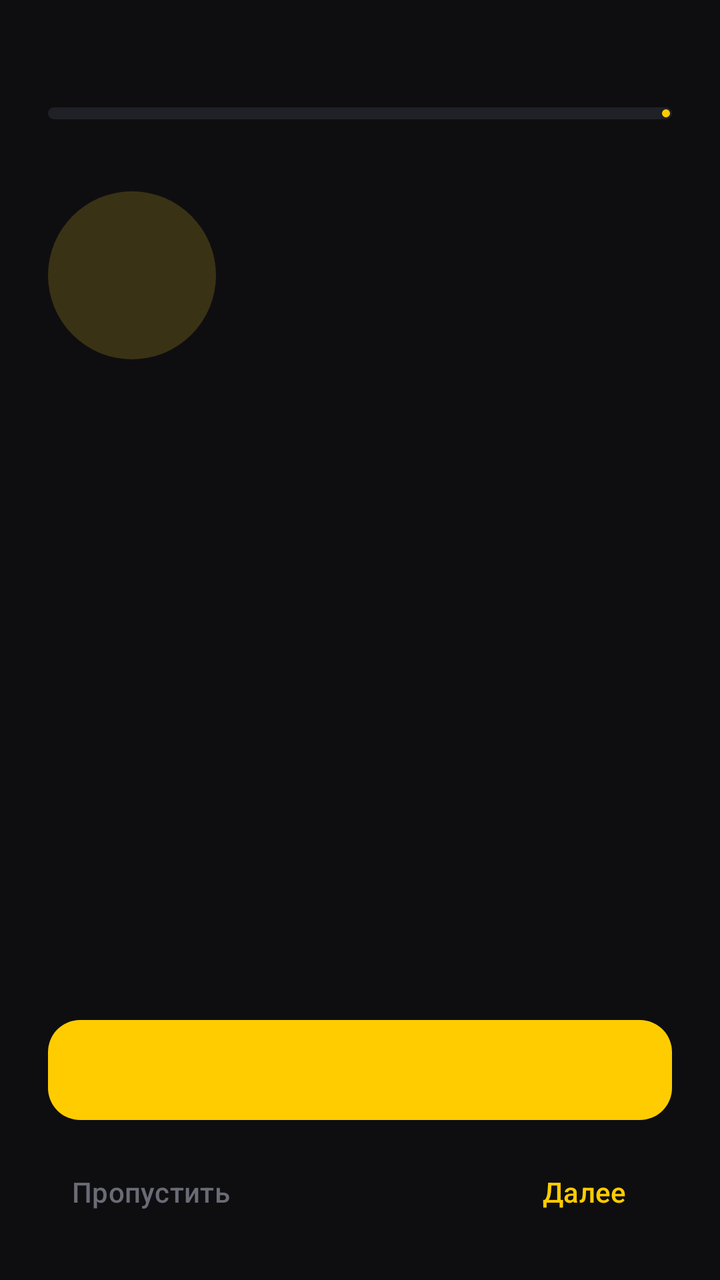
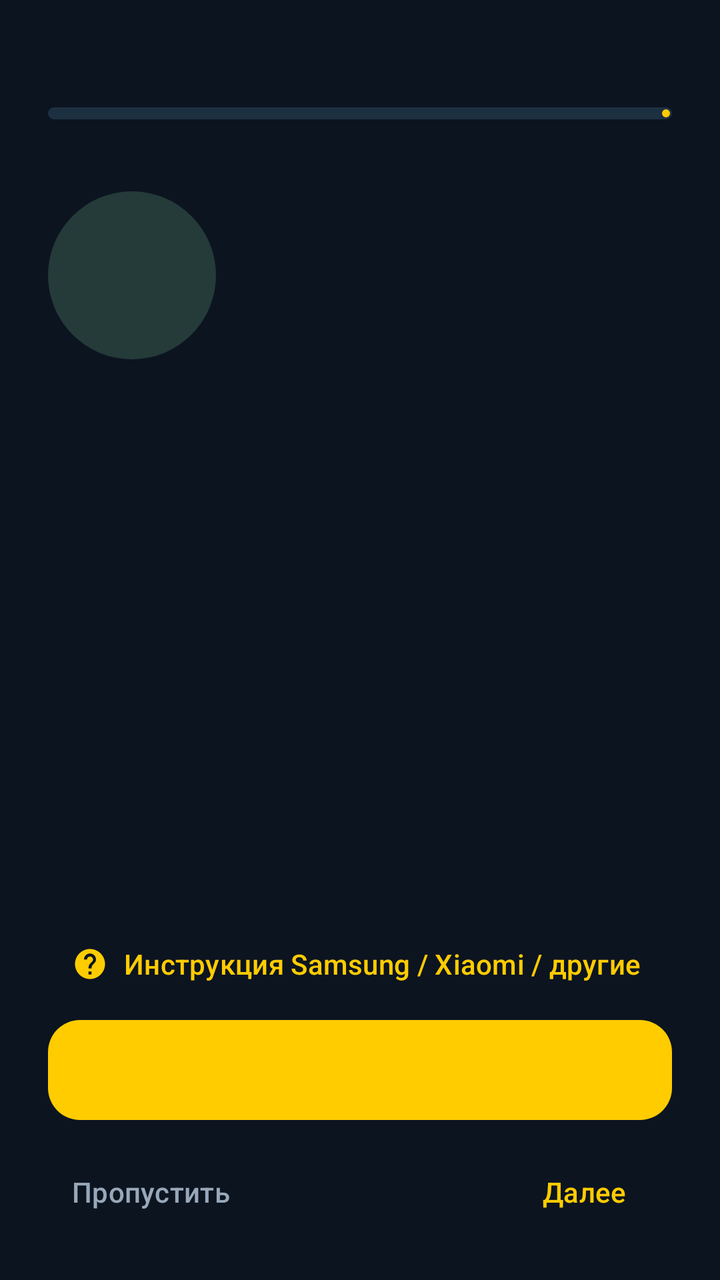

The first picture is an Android layout as it rendered before a commit; the second is the same layout after the commit. The layout source and the unified diff follow.
<!-- AndroidManifest.xml: application theme Theme.TaxiRadar -->
<!-- res/layout/activity_setup_wizard.xml -->
<?xml version="1.0" encoding="utf-8"?>
<LinearLayout xmlns:android="http://schemas.android.com/apk/res/android"
    xmlns:app="http://schemas.android.com/apk/res-auto"
    android:layout_width="match_parent"
    android:layout_height="match_parent"
    android:background="@color/tr_bg"
    android:orientation="vertical"
    android:paddingHorizontal="24dp"
    android:paddingTop="28dp"
    android:paddingBottom="20dp">

    <TextView
        android:id="@+id/tvWizardStep"
        style="@style/TaxiRadar.Caption"
        android:layout_width="wrap_content"
        android:layout_height="wrap_content" />

    <com.google.android.material.progressindicator.LinearProgressIndicator
        android:id="@+id/progressWizard"
        android:layout_width="match_parent"
        android:layout_height="wrap_content"
        android:layout_marginTop="8dp"
        app:indicatorColor="@color/tr_accent"
        app:trackColor="@color/tr_surface_high"
        app:trackCornerRadius="4dp"
        app:trackThickness="6dp" />

    <ScrollView
        android:layout_width="match_parent"
        android:layout_height="0dp"
        android:layout_weight="1">

        <LinearLayout
            android:layout_width="match_parent"
            android:layout_height="wrap_content"
            android:orientation="vertical"
            android:paddingTop="36dp">

            <ImageView
                android:id="@+id/ivWizardIcon"
                android:layout_width="84dp"
                android:layout_height="84dp"
                android:background="@drawable/bg_status_dot"
                android:backgroundTint="@color/tr_accent_container"
                android:contentDescription="@null"
                android:padding="20dp"
                app:tint="@color/tr_accent" />

            <TextView
                android:id="@+id/tvWizardTitle"
                android:layout_width="wrap_content"
                android:layout_height="wrap_content"
                android:layout_marginTop="24dp"
                android:textColor="@color/tr_text"
                android:textSize="24sp"
                android:textStyle="bold" />

            <TextView
                android:id="@+id/tvWizardText"
                android:layout_width="match_parent"
                android:layout_height="wrap_content"
                android:layout_marginTop="12dp"
                android:lineSpacingExtra="5dp"
                android:textColor="@color/tr_text_secondary"
                android:textSize="16sp" />

            <TextView
                android:id="@+id/tvWizardDone"
                android:layout_width="wrap_content"
                android:layout_height="wrap_content"
                android:layout_marginTop="16dp"
                android:text="@string/wiz_step_done"
                android:textColor="@color/tr_success"
                android:textSize="16sp"
                android:textStyle="bold"
                android:visibility="gone" />
        </LinearLayout>
    </ScrollView>

    <com.google.android.material.button.MaterialButton
        android:id="@+id/btnWizardAction"
        style="@style/TaxiRadar.Button"
        android:layout_width="match_parent"
        android:layout_height="wrap_content"
        android:minHeight="58dp" />

    <com.google.android.material.button.MaterialButton
        android:id="@+id/btnWizardAction2"
        style="@style/TaxiRadar.Button.Outlined"
        android:layout_width="match_parent"
        android:layout_height="wrap_content"
        android:layout_marginTop="8dp"
        android:visibility="gone" />

    <LinearLayout
        android:layout_width="match_parent"
        android:layout_height="wrap_content"
        android:layout_marginTop="8dp"
        android:orientation="horizontal">

        <com.google.android.material.button.MaterialButton
            android:id="@+id/btnWizardSkip"
            style="@style/Widget.Material3.Button.TextButton"
            android:layout_width="wrap_content"
            android:layout_height="wrap_content"
            android:text="@string/wiz_skip"
            android:textColor="@color/tr_text_muted" />

        <Space
            android:layout_width="0dp"
            android:layout_height="0dp"
            android:layout_weight="1" />

        <com.google.android.material.button.MaterialButton
            android:id="@+id/btnWizardNext"
            style="@style/Widget.Material3.Button.TextButton"
            android:layout_width="wrap_content"
            android:layout_height="wrap_content"
            android:text="@string/wiz_next"
            android:textColor="@color/tr_accent" />
    </LinearLayout>
</LinearLayout>
<!-- resources referenced by this layout -->
<resources>
  <color name="tr_accent">#FFCC00</color>
  <color name="tr_accent_container">#3A3214</color>
  <color name="tr_bg">#0E0E11</color>
  <color name="tr_success">#22C55E</color>
  <color name="tr_surface_high">#202027</color>
  <color name="tr_text">#F4F4F6</color>
  <color name="tr_text_muted">#6B6B76</color>
  <color name="tr_text_secondary">#9A9AA5</color>
  <!-- drawable bg_status_dot (drawable) -->
  <?xml version="1.0" encoding="utf-8"?>
  <shape xmlns:android="http://schemas.android.com/apk/res/android"
      android:shape="oval">
      <solid android:color="#FFFFFFFF" />
  </shape>
  <string name="wiz_next">Далее</string>
  <string name="wiz_skip">Пропустить</string>
  <string name="wiz_step_done">✓ Готово</string>
  <style name="TaxiRadar.Button" parent="Widget.Material3.Button">
          <item name="cornerRadius">16dp</item>
          <item name="android:minHeight">52dp</item>
          <item name="android:textSize">15sp</item>
          <item name="android:textStyle">bold</item>
          <item name="android:letterSpacing">0</item>
      </style>
  <style name="TaxiRadar.Caption" parent="">
          <item name="android:textColor">@color/tr_text_secondary</item>
          <item name="android:textSize">13sp</item>
          <item name="android:lineSpacingExtra">2dp</item>
      </style>
  <style name="Theme.TaxiRadar" parent="Base.Theme.TaxiRadar" />
  <color name="tr_stroke">#2A2A33</color>
  <style name="Base.Theme.TaxiRadar" parent="Theme.Material3.Dark.NoActionBar">
          <item name="colorPrimary">@color/tr_accent</item>
          <item name="colorOnPrimary">@color/tr_on_accent</item>
          <item name="colorPrimaryContainer">@color/tr_accent_container</item>
          <item name="colorOnPrimaryContainer">@color/tr_on_accent_container</item>
          <item name="colorSecondaryContainer">@color/tr_accent_container</item>
          <item name="colorOnSecondaryContainer">@color/tr_on_accent_container</item>
          <item name="colorSurface">@color/tr_surface</item>
          <item name="colorOnSurface">@color/tr_text</item>
          <item name="colorOnSurfaceVariant">@color/tr_text_secondary</item>
          <item name="colorOutline">@color/tr_stroke</item>
          <item name="colorError">@color/tr_danger</item>
          <item name="android:colorBackground">@color/tr_bg</item>
          <item name="android:statusBarColor">@color/tr_bg</item>
          <item name="android:navigationBarColor">@color/tr_bg</item>
          <item name="android:windowLightStatusBar" tools:targetApi="m">false</item>
      </style>
  <color name="tr_on_accent">#141414</color>
  <color name="tr_on_accent_container">#FFE27A</color>
  <color name="tr_surface">#17171C</color>
  <color name="tr_danger">#EF4444</color>
  <!-- unchanged entries left out for length: 1 -->
</resources>

<!-- the commit's change to res/layout/activity_setup_wizard.xml (unified diff, before → after) -->
@@ -77,6 +77,8 @@
         </LinearLayout>
     </ScrollView>
 
+    <com.google.android.material.button.MaterialButton android:id="@+id/btnWizardHelp" style="@style/Widget.Material3.Button.TextButton" android:layout_width="match_parent" android:layout_height="wrap_content" android:text="@string/driver_permission_guide" app:icon="@drawable/ic_help" />
+
     <com.google.android.material.button.MaterialButton
         android:id="@+id/btnWizardAction"
         style="@style/TaxiRadar.Button"
<!-- resource entries referenced after the edit -->
@@ -1,19 +1,30 @@
 <!-- resources referenced by this layout -->
 <resources>
   <color name="tr_accent">#FFCC00</color>
-  <color name="tr_accent_container">#3A3214</color>
-  <color name="tr_bg">#0E0E11</color>
+  <color name="tr_accent_container">#243B39</color>
+  <color name="tr_bg">#0C1420</color>
   <color name="tr_success">#22C55E</color>
-  <color name="tr_surface_high">#202027</color>
+  <color name="tr_surface_high">#1D3042</color>
   <color name="tr_text">#F4F4F6</color>
-  <color name="tr_text_muted">#6B6B76</color>
-  <color name="tr_text_secondary">#9A9AA5</color>
+  <color name="tr_text_muted">#98A8BA</color>
+  <color name="tr_text_secondary">#B3C0CF</color>
   <!-- drawable bg_status_dot (drawable) -->
   <?xml version="1.0" encoding="utf-8"?>
   <shape xmlns:android="http://schemas.android.com/apk/res/android"
       android:shape="oval">
       <solid android:color="#FFFFFFFF" />
   </shape>
+  <!-- drawable ic_help (drawable) -->
+  <vector xmlns:android="http://schemas.android.com/apk/res/android"
+      android:width="24dp"
+      android:height="24dp"
+      android:viewportWidth="24"
+      android:viewportHeight="24">
+      <path
+          android:fillColor="#FFFFFFFF"
+          android:pathData="M12,2C6.48,2 2,6.48 2,12s4.48,10 10,10 10,-4.48 10,-10S17.52,2 12,2zM13,19h-2v-2h2v2zM15.07,11.25l-0.9,0.92C13.45,12.9 13,13.5 13,15h-2v-0.5c0,-1.1 0.45,-2.1 1.17,-2.83l1.24,-1.26c0.37,-0.36 0.59,-0.86 0.59,-1.41 0,-1.1 -0.9,-2 -2,-2s-2,0.9 -2,2H8c0,-2.21 1.79,-4 4,-4s4,1.79 4,4c0,0.88 -0.36,1.68 -0.93,2.25z" />
+  </vector>
+  <string name="driver_permission_guide">Инструкция Samsung / Xiaomi / другие</string>
   <string name="wiz_next">Далее</string>
   <string name="wiz_skip">Пропустить</string>
   <string name="wiz_step_done">✓ Готово</string>
@@ -30,7 +41,7 @@
           <item name="android:lineSpacingExtra">2dp</item>
       </style>
   <style name="Theme.TaxiRadar" parent="Base.Theme.TaxiRadar" />
-  <color name="tr_stroke">#2A2A33</color>
+  <color name="tr_stroke">#34495C</color>
   <style name="Base.Theme.TaxiRadar" parent="Theme.Material3.Dark.NoActionBar">
           <item name="colorPrimary">@color/tr_accent</item>
           <item name="colorOnPrimary">@color/tr_on_accent</item>
@@ -43,14 +54,15 @@
           <item name="colorOnSurfaceVariant">@color/tr_text_secondary</item>
           <item name="colorOutline">@color/tr_stroke</item>
           <item name="colorError">@color/tr_danger</item>
+          <item name="elevationOverlayEnabled">false</item>
           <item name="android:colorBackground">@color/tr_bg</item>
           <item name="android:statusBarColor">@color/tr_bg</item>
           <item name="android:navigationBarColor">@color/tr_bg</item>
           <item name="android:windowLightStatusBar" tools:targetApi="m">false</item>
       </style>
   <color name="tr_on_accent">#141414</color>
-  <color name="tr_on_accent_container">#FFE27A</color>
-  <color name="tr_surface">#17171C</color>
+  <color name="tr_on_accent_container">#BDEDDD</color>
+  <color name="tr_surface">#152231</color>
   <color name="tr_danger">#EF4444</color>
   <!-- unchanged entries left out for length: 1 -->
 </resources>
